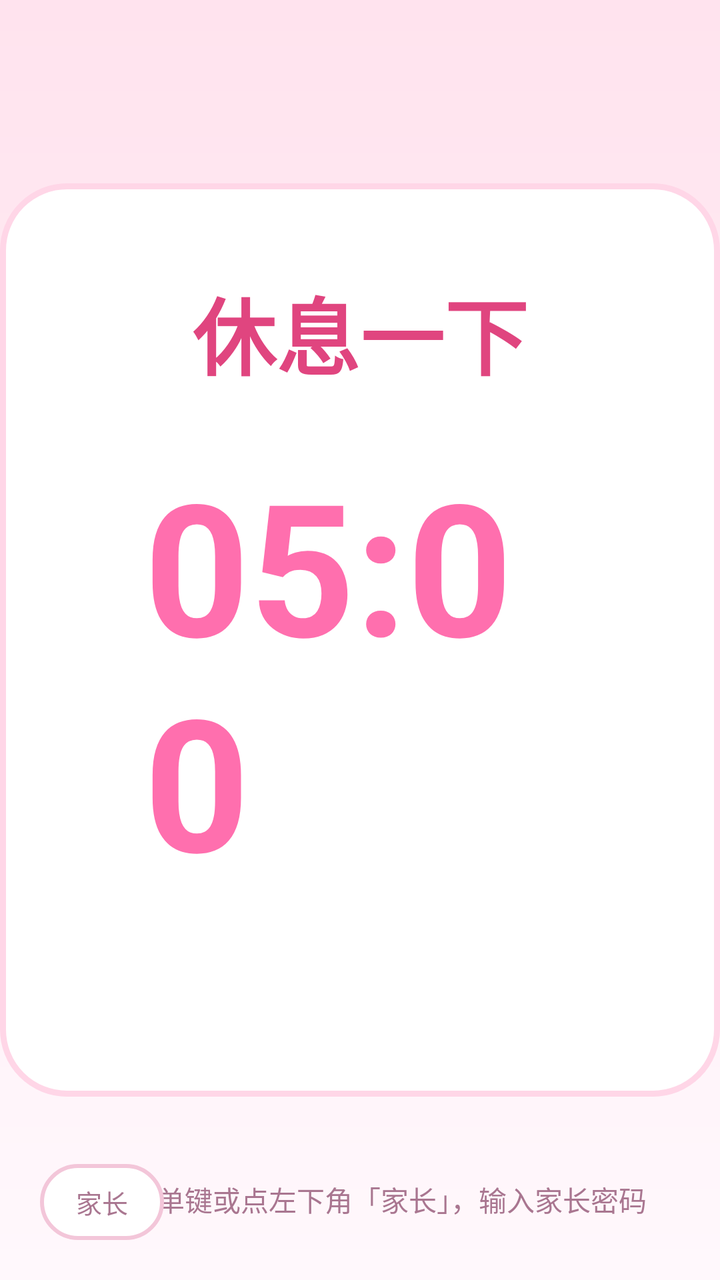
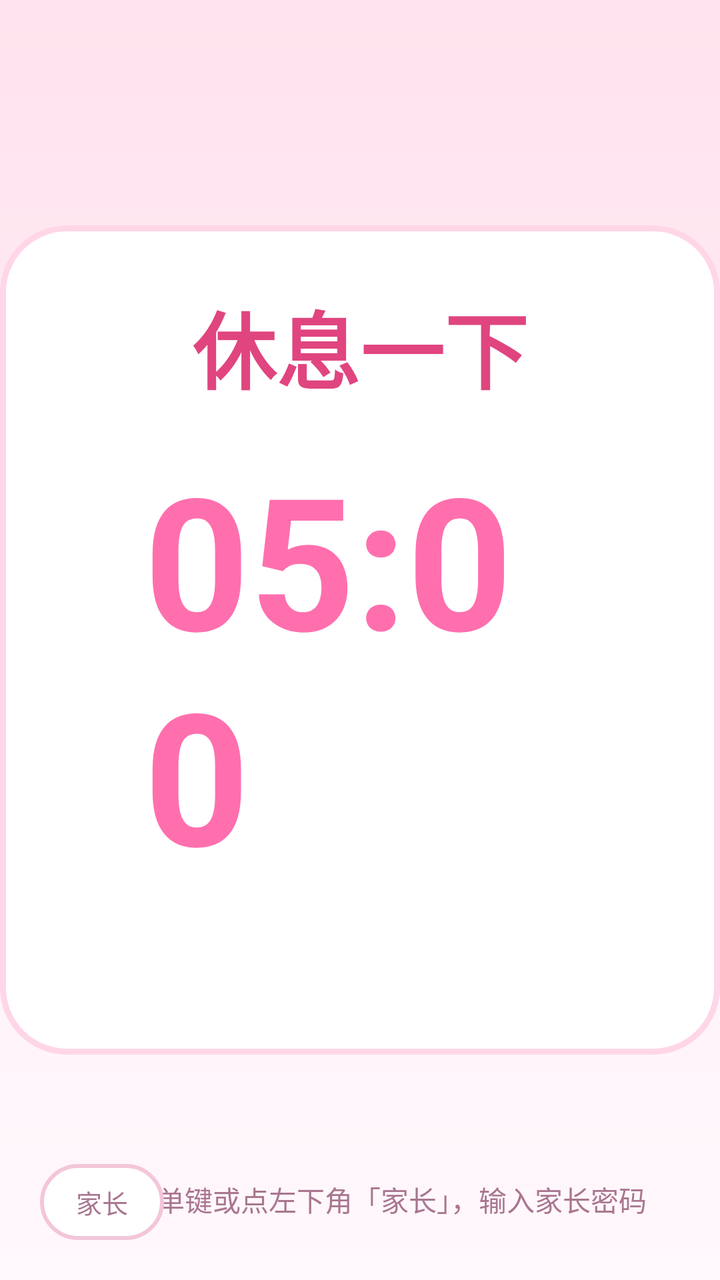

An Android layout rendered at two revisions. The XML below is the earlier revision; the diff shows what the commit changed to produce the second picture.
<!-- AndroidManifest.xml: application theme Theme.Kiosk -->
<!-- res/layout/activity_lock.xml -->
<?xml version="1.0" encoding="utf-8"?>
<FrameLayout xmlns:android="http://schemas.android.com/apk/res/android"
    android:layout_width="match_parent"
    android:layout_height="match_parent"
    android:background="?attr/kioskBgWindow">

    <LinearLayout
        android:layout_width="wrap_content"
        android:layout_height="wrap_content"
        android:layout_gravity="center"
        android:background="?attr/kioskPanel"
        android:gravity="center"
        android:minWidth="560dp"
        android:orientation="vertical"
        android:paddingStart="72dp"
        android:paddingTop="44dp"
        android:paddingEnd="72dp"
        android:paddingBottom="48dp">

        <TextView
            android:id="@+id/titleText"
            android:layout_width="wrap_content"
            android:layout_height="wrap_content"
            android:text="休息一下"
            android:textColor="?attr/kioskTitle"
            android:textSize="42sp"
            android:textStyle="bold" />

        <TextView
            android:id="@+id/bigText"
            android:layout_width="wrap_content"
            android:layout_height="wrap_content"
            android:layout_marginTop="24dp"
            android:text="05:00"
            android:textColor="?attr/kioskAccent"
            android:textSize="92sp"
            android:textStyle="bold" />

        <TextView
            android:id="@+id/subText"
            android:layout_width="wrap_content"
            android:layout_height="wrap_content"
            android:layout_marginTop="20dp"
            android:gravity="center"
            android:lineSpacingExtra="6dp"
            android:text=""
            android:textColor="?attr/kioskText"
            android:textSize="22sp" />

        
        <LinearLayout
            android:id="@+id/quizPanel"
            android:layout_width="match_parent"
            android:layout_height="wrap_content"
            android:layout_marginTop="14dp"
            android:gravity="center_horizontal"
            android:orientation="vertical"
            android:visibility="gone">

            <TextView
                android:id="@+id/quizTag"
                android:layout_width="wrap_content"
                android:layout_height="wrap_content"
                android:text=""
                android:textColor="?attr/kioskTextDim"
                android:textSize="13sp" />

            <TextView
                android:id="@+id/quizPrompt"
                android:layout_width="wrap_content"
                android:layout_height="wrap_content"
                android:layout_marginTop="4dp"
                android:gravity="center"
                android:text=""
                android:textColor="?attr/kioskTitle"
                android:textSize="32sp"
                android:textStyle="bold" />

            <LinearLayout
                android:layout_width="wrap_content"
                android:layout_height="wrap_content"
                android:layout_marginTop="8dp"
                android:orientation="horizontal">

                <TextView
                    android:id="@+id/opt0"
                    style="@style/QuizOption"
                    android:text="" />

                <TextView
                    android:id="@+id/opt1"
                    style="@style/QuizOption"
                    android:text="" />
            </LinearLayout>

            <LinearLayout
                android:layout_width="wrap_content"
                android:layout_height="wrap_content"
                android:orientation="horizontal">

                <TextView
                    android:id="@+id/opt2"
                    style="@style/QuizOption"
                    android:text="" />

                <TextView
                    android:id="@+id/opt3"
                    style="@style/QuizOption"
                    android:text="" />
            </LinearLayout>

            <TextView
                android:id="@+id/quizFoot"
                android:layout_width="wrap_content"
                android:layout_height="wrap_content"
                android:layout_marginTop="10dp"
                android:gravity="center"
                android:text=""
                android:textColor="?attr/kioskTextDim"
                android:textSize="13sp" />
        </LinearLayout>

    </LinearLayout>

    <TextView
        android:id="@+id/hintText"
        android:layout_width="wrap_content"
        android:layout_height="wrap_content"
        android:layout_gravity="bottom|center_horizontal"
        android:layout_marginBottom="30dp"
        android:text="长按菜单键或点左下角「家长」，输入家长密码"
        android:textColor="?attr/kioskTextDim"
        android:textSize="14sp" />

    
    <TextView
        android:id="@+id/parentBtn"
        android:layout_width="wrap_content"
        android:layout_height="wrap_content"
        android:layout_gravity="bottom|start"
        android:layout_marginStart="20dp"
        android:layout_marginBottom="20dp"
        android:background="?attr/kioskPill"
        android:clickable="true"
        android:focusable="true"
        android:gravity="center"
        android:minHeight="38dp"
        android:paddingStart="18dp"
        android:paddingEnd="18dp"
        android:text="家长"
        android:textColor="?attr/kioskTextDim"
        android:textSize="13sp" />

</FrameLayout>
<!-- resources referenced by this layout -->
<resources>
  <style name="QuizOption">
          <item name="android:layout_width">168dp</item>
          <item name="android:layout_height">54dp</item>
          <item name="android:layout_margin">5dp</item>
          <item name="android:background">?attr/kioskKey</item>
          <item name="android:clickable">true</item>
          <item name="android:focusable">true</item>
          <item name="android:gravity">center</item>
          <item name="android:textColor">?attr/kioskText</item>
          <item name="android:textSize">26sp</item>
          <item name="android:textStyle">bold</item>
      </style>
  <!-- drawable bg_window_cream (drawable) -->
  <?xml version="1.0" encoding="utf-8"?>
  <layer-list xmlns:android="http://schemas.android.com/apk/res/android">
      <item>
          <shape android:shape="rectangle">
              <gradient
                  android:angle="270"
                  android:endColor="#FFF8FC"
                  android:startColor="#FFE3EE"
                  android:type="linear" />
          </shape>
      </item>
  </layer-list>
  <color name="cream_accent">#FF6FAE</color>
  <color name="cream_deep">#E0457F</color>
  <color name="cream_text">#6B3B52</color>
  <color name="cream_dim">#A97690</color>
  <color name="cream_ripple">#66E8558F</color>
  <!-- drawable bg_card_cream (drawable) -->
  <?xml version="1.0" encoding="utf-8"?>
  <selector xmlns:android="http://schemas.android.com/apk/res/android">
      <item android:state_focused="true">
          <shape android:shape="rectangle">
              <solid android:color="#FFFFFF" />
              <corners android:radius="28dp" />
              <stroke android:width="6dp" android:color="#FF6FAE" />
          </shape>
      </item>
      <item android:state_pressed="true">
          <shape android:shape="rectangle">
              <solid android:color="#FFF0F6" />
              <corners android:radius="28dp" />
              <stroke android:width="3dp" android:color="#E0457F" />
          </shape>
      </item>
      <item>
          <shape android:shape="rectangle">
              <solid android:color="#FFFFFF" />
              <corners android:radius="28dp" />
              <stroke android:width="2dp" android:color="#F3C6D9" />
          </shape>
      </item>
  </selector>
  <!-- drawable bg_pill_cream (drawable) -->
  <?xml version="1.0" encoding="utf-8"?>
  <selector xmlns:android="http://schemas.android.com/apk/res/android">
      <item android:state_pressed="true">
          <shape android:shape="rectangle">
              <solid android:color="#FF6FAE" />
              <corners android:radius="26dp" />
          </shape>
      </item>
      <item android:state_focused="true">
          <shape android:shape="rectangle">
              <solid android:color="#FFD6E7" />
              <corners android:radius="26dp" />
              <stroke android:width="3dp" android:color="#FF6FAE" />
          </shape>
      </item>
      <item>
          <shape android:shape="rectangle">
              <solid android:color="#FFFFFF" />
              <corners android:radius="26dp" />
              <stroke android:width="2dp" android:color="#F3C6D9" />
          </shape>
      </item>
  </selector>
  <!-- drawable bg_panel_cream (drawable) -->
  <?xml version="1.0" encoding="utf-8"?>
  <shape xmlns:android="http://schemas.android.com/apk/res/android"
      android:shape="rectangle">
      <solid android:color="#FFFFFF" />
      <corners android:radius="32dp" />
      <stroke android:width="3dp" android:color="#FFD6E7" />
  </shape>
  <color name="cream_error">#D6336C</color>
  <!-- drawable bg_dialog_cream (drawable) -->
  <?xml version="1.0" encoding="utf-8"?>
  <layer-list xmlns:android="http://schemas.android.com/apk/res/android">
      <item
          android:bottom="6dp"
          android:left="6dp"
          android:right="6dp"
          android:top="6dp">
          <shape android:shape="rectangle">
              <solid android:color="#FFFFFF" />
              <corners android:radius="18dp" />
              <stroke android:width="2dp" android:color="#F3C6D9" />
          </shape>
      </item>
  </layer-list>
  <!-- unchanged entries left out for length: 4 -->
</resources>

<!-- the commit's change to res/layout/activity_lock.xml (unified diff, before → after) -->
@@ -13,9 +13,9 @@
         android:minWidth="560dp"
         android:orientation="vertical"
         android:paddingStart="72dp"
-        android:paddingTop="44dp"
+        android:paddingTop="30dp"
         android:paddingEnd="72dp"
-        android:paddingBottom="48dp">
+        android:paddingBottom="30dp">
 
         <TextView
             android:id="@+id/titleText"
@@ -30,7 +30,7 @@
             android:id="@+id/bigText"
             android:layout_width="wrap_content"
             android:layout_height="wrap_content"
-            android:layout_marginTop="24dp"
+            android:layout_marginTop="14dp"
             android:text="05:00"
             android:textColor="?attr/kioskAccent"
             android:textSize="92sp"
@@ -52,7 +52,7 @@
             android:id="@+id/quizPanel"
             android:layout_width="match_parent"
             android:layout_height="wrap_content"
-            android:layout_marginTop="14dp"
+            android:layout_marginTop="10dp"
             android:gravity="center_horizontal"
             android:orientation="vertical"
             android:visibility="gone">
@@ -113,7 +113,7 @@
                 android:id="@+id/quizFoot"
                 android:layout_width="wrap_content"
                 android:layout_height="wrap_content"
-                android:layout_marginTop="10dp"
+                android:layout_marginTop="6dp"
                 android:gravity="center"
                 android:text=""
                 android:textColor="?attr/kioskTextDim"
